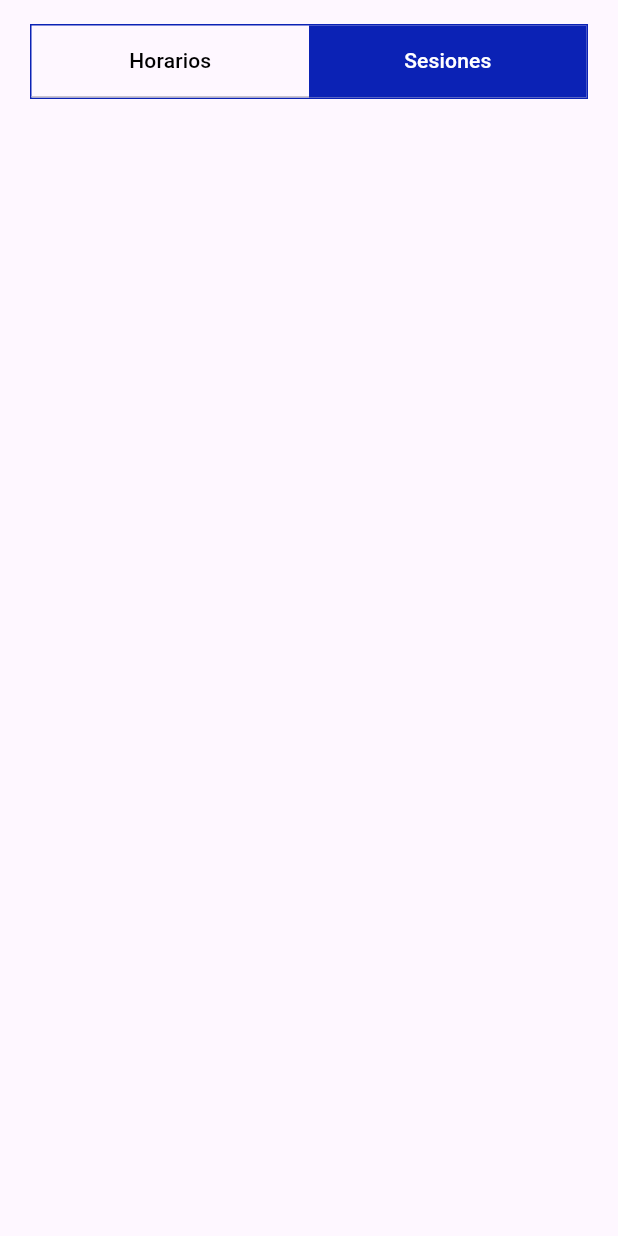
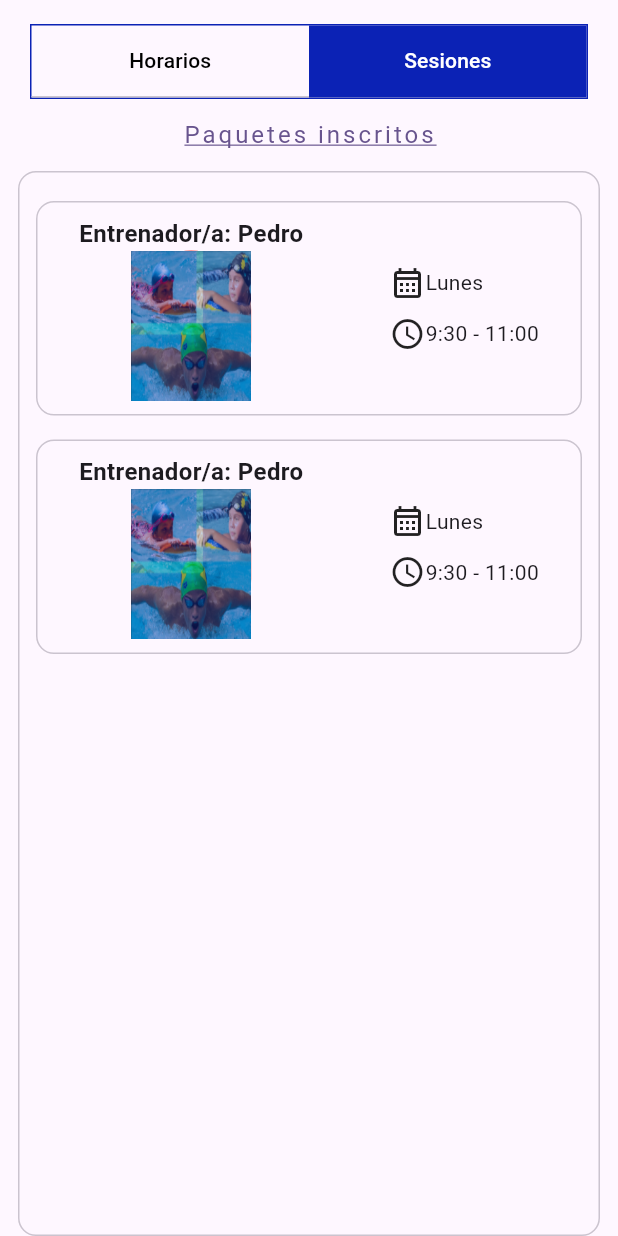
Before and after one commit to joemcara/swimmast_movil, a Flutter app: the HistoryScreen screen opened directly, tab 2 chosen, on a phone screen of 412 x 824 dp. Run offline on Flutter 3.47's test engine with Material 3 defaults, Android fonts, the phone set to English and light mode, and no system bars.

Commit message:
session tab screen

```diff
--- a/lib/screens/memberScreens/history_screen.dart
+++ b/lib/screens/memberScreens/history_screen.dart
@@ -1,4 +1,5 @@
 import 'package:flutter/material.dart';
+import 'package:swimmast_movil/shared/button.dart';
 import 'package:swimmast_movil/shared/constants.dart';
 import 'package:swimmast_movil/shared/custom_date_dropdown.dart';
 import 'package:swimmast_movil/shared/swimmast_tabs.dart';
@@ -40,22 +41,97 @@ class _HistoryScrenState extends State<HistoryScreen> {
                     });
                   },
                 ),
-                const _schedule(sessions: [
+                const Schedule(sessions: [
                   {"name": "500 Freestyle", "time": "5:09"}
                 ])
               ],
             ),
-            Container(
-              width: 20,
+            Column(
+              children: [
+                CustomTextButton(text: "Paquetes inscritos", onPressed: () {}),
+                const Session(),
+              ],
             )
           ])),
     );
   }
 }
 
-class _schedule extends StatelessWidget {
+class Session extends StatelessWidget {
+  const Session({
+    super.key,
+  });
+
+  @override
+  Widget build(BuildContext context) {
+    return Expanded(
+        child: Card.outlined(
+      margin: const EdgeInsets.symmetric(horizontal: 12),
+      child: Padding(
+        padding: const EdgeInsets.symmetric(horizontal: 12, vertical: 12),
+        child: ListView.builder(
+          itemCount: 2,
+          itemBuilder: (_, index) {
+            return Card.outlined(
+                margin: const EdgeInsets.symmetric(vertical: 8),
+                child: Padding(
+                  padding: const EdgeInsets.symmetric(vertical: 10),
+                  child: Row(
+                    mainAxisAlignment: MainAxisAlignment.spaceAround,
+                    children: [
+                      Column(
+                        children: [
+                          const Text(
+                            "Entrenador/a: Pedro",
+                            style: TextStyle(
+                                fontWeight: FontWeight.bold, fontSize: 16),
+                          ),
+                          Container(
+                            decoration: BoxDecoration(
+                                borderRadius: BorderRadius.circular(200),
+                                color: Colors.red),
+                            child: Image.asset(
+                              "lib/assets/swim.png",
+                              height: 100,
+                              width: 80,
+                              fit: BoxFit.fill,
+                            ),
+                          ),
+                        ],
+                      ),
+                      const Column(
+                        crossAxisAlignment: CrossAxisAlignment.start,
+                        children: [
+                          Row(
+                            children: [
+                              Icon(Icons.calendar_month_outlined),
+                              Text("Lunes")
+                            ],
+                          ),
+                          SizedBox(
+                            height: 10,
+                          ),
+                          Row(
+                            children: [
+                              Icon(Icons.watch_later_outlined),
+                              Text("9:30 - 11:00")
+                            ],
+                          )
+                        ],
+                      )
+                    ],
+                  ),
+                ));
+          },
+        ),
+      ),
+    ));
+  }
+}
+
+class Schedule extends StatelessWidget {
   final List<Map<String, String>> sessions;
-  const _schedule({
+  const Schedule({
     super.key,
     required this.sessions,
   });
@@ -70,7 +146,7 @@ class _schedule extends StatelessWidget {
             border: Border.all(color: Colors.grey),
             borderRadius: BorderRadius.circular(10)),
         child: ListView.builder(
-            itemCount: 5, //sessions.length,
+            itemCount: sessions.length,
             padding: const EdgeInsets.all(6),
             itemBuilder: (_, index) => Container(
                   padding: const EdgeInsets.symmetric(vertical: 5),
@@ -94,27 +170,27 @@ class _schedule extends StatelessWidget {
                           const SizedBox(
                             width: 10,
                           ),
-                          const Column(
+                          Column(
                             crossAxisAlignment: CrossAxisAlignment.start,
                             children: [
                               Text(
-                                // sessions[index]["name"] ?? "",
-                                "500 Freestyle",
-                                style: TextStyle(
+                                sessions[index]["name"] ?? "",
+                                // "500 Freestyle",
+                                style: const TextStyle(
                                     fontWeight: FontWeight.bold, fontSize: 16),
                               ),
-                              SizedBox(
+                              const SizedBox(
                                 height: 10,
                               ),
                               Row(
                                 mainAxisAlignment: MainAxisAlignment.start,
                                 children: [
-                                  Icon(
+                                  const Icon(
                                     Icons.watch_later_outlined,
                                     size: 16,
                                   ),
-                                  // Text(sessions[index]["time"] ?? "")
-                                  Text("5:09")
+                                  Text(sessions[index]["time"] ?? "")
+                                  // Text("5:09")
                                 ],
                               )
                             ],
```
